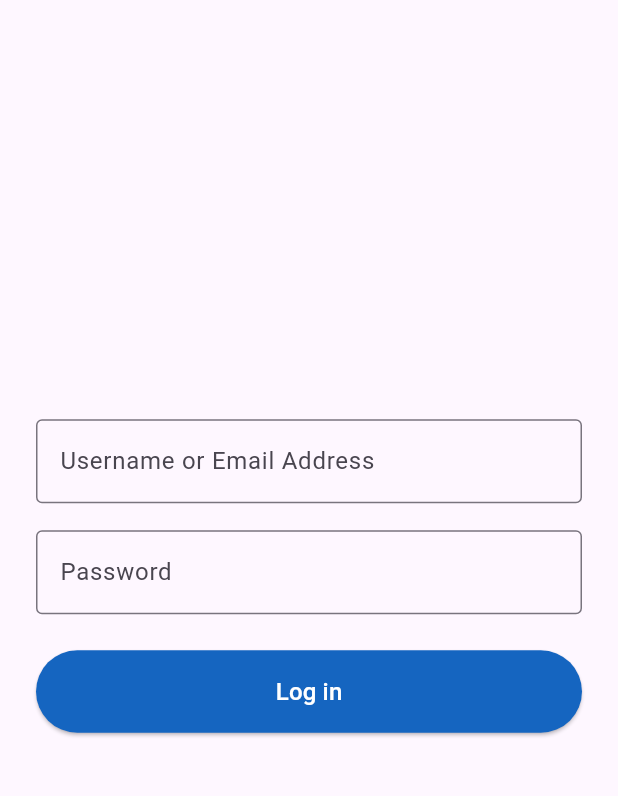
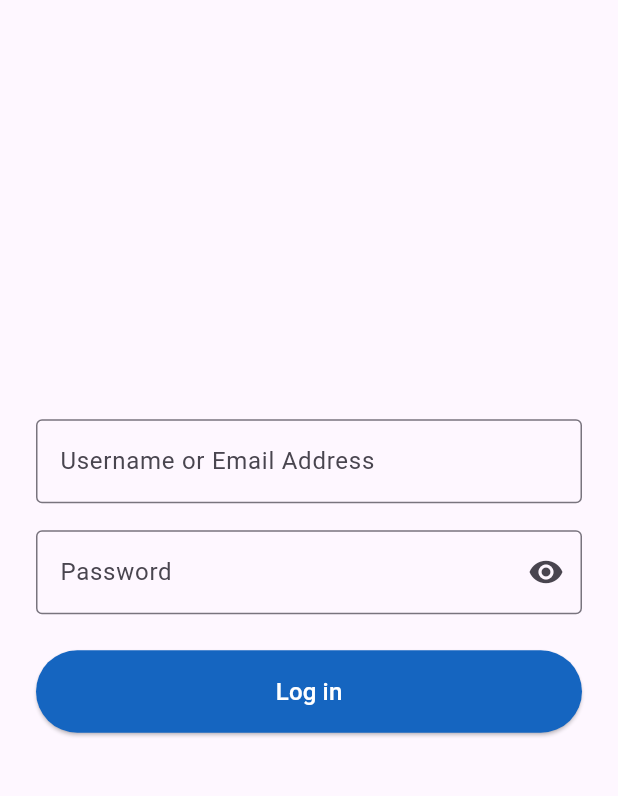
Before and after one commit to leo-mack/SuperviseMe, a Flutter app: the screen it shows after launch, after a tap on "Create Account", after a tap on "Already registered?", on a phone screen of 412 x 824 dp, the part 84-880 px from its top. Run offline on Flutter 3.47's test engine with Material 3 defaults, Android fonts, the phone set to English and light mode, and no system bars.

Commit message:
removed some authentication methods and tweaked some things to get tests working. added lots of tests and a couple test files

```diff
--- /dev/null
+++ b/lib/models/user_account.dart
@@ -0,0 +1,13 @@
+class UserAccount {
+  final String username;
+  final String email;
+  final String password;
+  final String role;
+
+  const UserAccount({
+    required this.username,
+    required this.email,
+    required this.password,
+    required this.role,
+  });
+}
--- a/lib/pages/login_page.dart
+++ b/lib/pages/login_page.dart
@@ -1,4 +1,7 @@
 import 'package:flutter/material.dart';
+
+import '../models/user_account.dart';
+import '../services/authentication_service.dart';
 import 'main_page.dart';
 import 'registered_login_page.dart';
 
@@ -10,12 +13,20 @@ class LoginPage extends StatefulWidget {
 }
 
 class _LoginPageState extends State<LoginPage> {
-  final TextEditingController usernameController = TextEditingController();
-  final TextEditingController emailController = TextEditingController();
-  final TextEditingController passwordController = TextEditingController();
+  final TextEditingController usernameController =
+      TextEditingController();
+
+  final TextEditingController emailController =
+      TextEditingController();
+
+  final TextEditingController passwordController =
+      TextEditingController();
 
   String? selectedRole;
   List<String> errorMessages = [];
+
+  bool passwordIsHidden = true;
+  bool isSubmitting = false;
 
   @override
   void dispose() {
@@ -26,70 +37,54 @@ class _LoginPageState extends State<LoginPage> {
   }
 
   void createAccount() {
-    final String username = usernameController.text.trim();
-    final String email = emailController.text.trim();
-    final String password = passwordController.text;
-
-    final List<String> newErrors = [];
-
-    if (username.isEmpty) {
-      newErrors.add('Username cannot be empty.');
-    }
-
-    if (email.isEmpty) {
-      newErrors.add('Email address cannot be empty.');
-    } else if (!email.toLowerCase().endsWith('@gmail.com')) {
-      newErrors.add('Email address must end with @gmail.com.');
-    }
-
-    if (password.isEmpty) {
-      newErrors.add('Password cannot be empty.');
-    } else {
-      if (password.length < 8) {
-        newErrors.add(
-          'Password must be at least 8 characters long.',
-        );
-      }
-
-      if (!RegExp(r'[0-9]').hasMatch(password)) {
-        newErrors.add(
-          'Password must contain at least one digit.',
-        );
-      }
-
-      if (!RegExp(r'[!@#$%^&*(),.?":{}|<>]').hasMatch(password)) {
-        newErrors.add(
-          'Password must contain at least one special character.',
-        );
-      }
-    }
-
-    if (selectedRole == null) {
-      newErrors.add('Please select Student or Teacher.');
+    if (isSubmitting) {
+      return;
     }
 
     setState(() {
-      errorMessages = newErrors;
+      isSubmitting = true;
+      errorMessages = [];
     });
 
-    if (newErrors.isEmpty) {
+    final AuthenticationResult result =
+        AuthenticationService.instance.register(
+      username: usernameController.text,
+      email: emailController.text,
+      password: passwordController.text,
+      role: selectedRole,
+    );
+
+    if (!result.success) {
+      setState(() {
+        errorMessages = result.errors;
+        isSubmitting = false;
+      });
+
+      return;
+    }
+
+    final UserAccount account = result.user!;
+
     Navigator.pushReplacement(
       context,
       MaterialPageRoute(
-    builder: (context) => MainPage(
-      username: username,
-      role: selectedRole!,
-    ),
+        builder: (BuildContext context) {
+          return MainPage(
+            username: account.username,
+            role: account.role,
+          );
+        },
       ),
     );
-    }
   }
 
   void openRegisteredLoginPage() {
     Navigator.push(
       context,
       MaterialPageRoute(
-        builder: (context) => const RegisteredLoginPage(),
+        builder: (BuildContext context) {
+          return const RegisteredLoginPage();
+        },
       ),
     );
   }
@@ -111,13 +106,19 @@ class _LoginPageState extends State<LoginPage> {
       body: Center(
         child: SingleChildScrollView(
           padding: const EdgeInsets.all(24),
-          child: SizedBox(
-            width: 400,
+          child: ConstrainedBox(
+            constraints: const BoxConstraints(
+              maxWidth: 400,
+            ),
             child: Column(
               crossAxisAlignment: CrossAxisAlignment.start,
               children: [
                 TextField(
+                  key: const ValueKey(
+                    'registrationUsernameField',
+                  ),
                   controller: usernameController,
+                  textInputAction: TextInputAction.next,
                   decoration: const InputDecoration(
                     hintText: 'Create Username',
                     border: OutlineInputBorder(),
@@ -127,8 +128,12 @@ class _LoginPageState extends State<LoginPage> {
                 const SizedBox(height: 18),
 
                 TextField(
+                  key: const ValueKey(
+                    'registrationEmailField',
+                  ),
                   controller: emailController,
                   keyboardType: TextInputType.emailAddress,
+                  textInputAction: TextInputAction.next,
                   decoration: const InputDecoration(
                     hintText: 'Enter Email Address',
                     border: OutlineInputBorder(),
@@ -138,11 +143,35 @@ class _LoginPageState extends State<LoginPage> {
                 const SizedBox(height: 18),
 
                 TextField(
+                  key: const ValueKey(
+                    'registrationPasswordField',
+                  ),
                   controller: passwordController,
-                  obscureText: true,
-                  decoration: const InputDecoration(
+                  obscureText: passwordIsHidden,
+                  onSubmitted: (_) {
+                    createAccount();
+                  },
+                  decoration: InputDecoration(
                     hintText: 'Create Password',
-                    border: OutlineInputBorder(),
+                    border: const OutlineInputBorder(),
+                    suffixIcon: IconButton(
+                      key: const ValueKey(
+                        'registrationPasswordVisibilityButton',
+                      ),
+                      tooltip: passwordIsHidden
+                          ? 'Show password'
+                          : 'Hide password',
+                      onPressed: () {
+                        setState(() {
+                          passwordIsHidden = !passwordIsHidden;
+                        });
+                      },
+                      icon: Icon(
+                        passwordIsHidden
+                            ? Icons.visibility
+                            : Icons.visibility_off,
+                      ),
+                    ),
                   ),
                 ),
 
@@ -158,8 +187,15 @@ class _LoginPageState extends State<LoginPage> {
                 const SizedBox(height: 8),
 
                 DropdownButtonFormField<String>(
+                  key: const ValueKey(
+                    'registrationRoleDropdown',
+                  ),
                   initialValue: selectedRole,
-                  hint: const Text('Choose Student or Teacher'),
+                  isExpanded: true,
+                  hint: const Text(
+                    'Choose Student or Teacher',
+                    overflow: TextOverflow.ellipsis,
+                  ),
                   decoration: const InputDecoration(
                     border: OutlineInputBorder(),
                   ),
@@ -185,7 +221,12 @@ class _LoginPageState extends State<LoginPage> {
                 SizedBox(
                   width: double.infinity,
                   child: ElevatedButton(
-                    onPressed: createAccount,
+                    key: const ValueKey(
+                      'createAccountButton',
+                    ),
+                    onPressed: isSubmitting
+                        ? null
+                        : createAccount,
                     style: ElevatedButton.styleFrom(
                       backgroundColor: const Color(0xFF1565C0),
                       foregroundColor: Colors.white,
@@ -193,9 +234,11 @@ class _LoginPageState extends State<LoginPage> {
                         vertical: 16,
                       ),
                     ),
-                    child: const Text(
-                      'Create Account',
-                      style: TextStyle(
+                    child: Text(
+                      isSubmitting
+                          ? 'Creating Account...'
+                          : 'Create Account',
+                      style: const TextStyle(
                         fontSize: 16,
                       ),
                     ),
@@ -205,6 +248,9 @@ class _LoginPageState extends State<LoginPage> {
                 Align(
                   alignment: Alignment.centerRight,
                   child: TextButton(
+                    key: const ValueKey(
+                      'alreadyRegisteredButton',
+                    ),
                     onPressed: openRegisteredLoginPage,
                     child: const Text(
                       'Already registered?',
@@ -217,9 +263,28 @@ class _LoginPageState extends State<LoginPage> {
 
                 if (errorMessages.isNotEmpty) ...[
                   const SizedBox(height: 8),
+
+                  Container(
+                    key: const ValueKey(
+                      'registrationErrorContainer',
+                    ),
+                    width: double.infinity,
+                    padding: const EdgeInsets.all(12),
+                    decoration: BoxDecoration(
+                      color: Colors.red.shade50,
+                      border: Border.all(
+                        color: Colors.red,
+                      ),
+                      borderRadius: BorderRadius.circular(8),
+                    ),
+                    child: Column(
+                      crossAxisAlignment: CrossAxisAlignment.start,
+                      children: [
                         for (final String message in errorMessages)
                           Padding(
-                      padding: const EdgeInsets.only(bottom: 5),
+                            padding: const EdgeInsets.only(
+                              bottom: 5,
+                            ),
                             child: Text(
                               message,
                               style: const TextStyle(
@@ -227,6 +292,9 @@ class _LoginPageState extends State<LoginPage> {
                                 fontSize: 14,
                                 fontWeight: FontWeight.w500,
                               ),
+                            ),
+                          ),
+                      ],
                     ),
                   ),
                 ],
--- a/lib/pages/registered_login_page.dart
+++ b/lib/pages/registered_login_page.dart
@@ -1,4 +1,7 @@
 import 'package:flutter/material.dart';
+
+import '../models/user_account.dart';
+import '../services/authentication_service.dart';
 import 'main_page.dart';
 
 class RegisteredLoginPage extends StatefulWidget {
@@ -9,14 +12,19 @@ class RegisteredLoginPage extends StatefulWidget {
       _RegisteredLoginPageState();
 }
 
-class _RegisteredLoginPageState extends State<RegisteredLoginPage> {
-  final TextEditingController usernameOrEmailController =
+class _RegisteredLoginPageState
+    extends State<RegisteredLoginPage> {
+  final TextEditingController
+      usernameOrEmailController =
       TextEditingController();
 
   final TextEditingController passwordController =
       TextEditingController();
 
-  String errorMessage = '';
+  List<String> errorMessages = [];
+
+  bool passwordIsHidden = true;
+  bool isSubmitting = false;
 
   @override
   void dispose() {
@@ -26,48 +34,42 @@ class _RegisteredLoginPageState extends State<RegisteredLoginPage> {
   }
 
   void logIn() {
-    final String usernameOrEmail =
-        usernameOrEmailController.text.trim();
+    if (isSubmitting) {
+      return;
+    }
 
-    final String password = passwordController.text;
+    setState(() {
+      isSubmitting = true;
+      errorMessages = [];
+    });
 
-    if (usernameOrEmail.isEmpty && password.isEmpty) {
+    final AuthenticationResult result =
+        AuthenticationService.instance.login(
+      usernameOrEmail:
+          usernameOrEmailController.text,
+      password: passwordController.text,
+    );
+
+    if (!result.success) {
       setState(() {
-        errorMessage =
-            'Please enter your username or email address and password.';
+        errorMessages = result.errors;
+        isSubmitting = false;
       });
 
       return;
     }
 
-    if (usernameOrEmail.isEmpty) {
-      setState(() {
-        errorMessage =
-            'Please enter your username or email address.';
-      });
-
-      return;
-    }
-
-    if (password.isEmpty) {
-      setState(() {
-        errorMessage = 'Please enter your password.';
-      });
-
-      return;
-    }
-
-    setState(() {
-      errorMessage = '';
-    });
+    final UserAccount account = result.user!;
 
     Navigator.pushReplacement(
       context,
       MaterialPageRoute(
-    builder: (context) => MainPage(
-      username: usernameOrEmail,
-      role: 'Student',
-    ),
+        builder: (BuildContext context) {
+          return MainPage(
+            username: account.username,
+            role: account.role,
+          );
+        },
       ),
     );
   }
@@ -76,7 +78,8 @@ class _RegisteredLoginPageState extends State<RegisteredLoginPage> {
   Widget build(BuildContext context) {
     return Scaffold(
       appBar: AppBar(
-        backgroundColor: const Color(0xFF1565C0),
+        backgroundColor:
+            const Color(0xFF1565C0),
         foregroundColor: Colors.white,
         centerTitle: true,
         title: const Text(
@@ -92,11 +95,21 @@ class _RegisteredLoginPageState extends State<RegisteredLoginPage> {
           child: SizedBox(
             width: 400,
             child: Column(
+              crossAxisAlignment:
+                  CrossAxisAlignment.start,
               children: [
                 TextField(
-                  controller: usernameOrEmailController,
-                  decoration: const InputDecoration(
-                    hintText: 'Username or Email Address',
+                  key: const ValueKey(
+                    'loginIdentifierField',
+                  ),
+                  controller:
+                      usernameOrEmailController,
+                  textInputAction:
+                      TextInputAction.next,
+                  decoration:
+                      const InputDecoration(
+                    hintText:
+                        'Username or Email Address',
                     border: OutlineInputBorder(),
                   ),
                 ),
@@ -104,11 +117,37 @@ class _RegisteredLoginPageState extends State<RegisteredLoginPage> {
                 const SizedBox(height: 18),
 
                 TextField(
+                  key: const ValueKey(
+                    'loginPasswordField',
+                  ),
                   controller: passwordController,
-                  obscureText: true,
-                  decoration: const InputDecoration(
+                  obscureText: passwordIsHidden,
+                  onSubmitted: (_) {
+                    logIn();
+                  },
+                  decoration: InputDecoration(
                     hintText: 'Password',
-                    border: OutlineInputBorder(),
+                    border:
+                        const OutlineInputBorder(),
+                    suffixIcon: IconButton(
+                      key: const ValueKey(
+                        'loginPasswordVisibilityButton',
+                      ),
+                      tooltip: passwordIsHidden
+                          ? 'Show password'
+                          : 'Hide password',
+                      onPressed: () {
+                        setState(() {
+                          passwordIsHidden =
+                              !passwordIsHidden;
+                        });
+                      },
+                      icon: Icon(
+                        passwordIsHidden
+                            ? Icons.visibility
+                            : Icons.visibility_off,
+                      ),
+                    ),
                   ),
                 ),
 
@@ -117,34 +156,72 @@ class _RegisteredLoginPageState extends State<RegisteredLoginPage> {
                 SizedBox(
                   width: double.infinity,
                   child: ElevatedButton(
-                    onPressed: logIn,
-                    style: ElevatedButton.styleFrom(
-                      backgroundColor: const Color(0xFF1565C0),
-                      foregroundColor: Colors.white,
-                      padding: const EdgeInsets.symmetric(
+                    key: const ValueKey(
+                      'loginButton',
+                    ),
+                    onPressed:
+                        isSubmitting ? null : logIn,
+                    style:
+                        ElevatedButton.styleFrom(
+                      backgroundColor:
+                          const Color(0xFF1565C0),
+                      foregroundColor:
+                          Colors.white,
+                      padding:
+                          const EdgeInsets.symmetric(
                         vertical: 16,
                       ),
                     ),
-                    child: const Text(
-                      'Log in',
-                      style: TextStyle(
-                        fontSize: 16,
-                      ),
+                    child: Text(
+                      isSubmitting
+                          ? 'Logging in...'
+                          : 'Log in',
+                      style:
+                          const TextStyle(fontSize: 16),
                     ),
                   ),
                 ),
 
-                if (errorMessage.isNotEmpty) ...[
+                if (errorMessages.isNotEmpty) ...[
                   const SizedBox(height: 16),
-                  Align(
-                    alignment: Alignment.centerLeft,
+
+                  Container(
+                    key: const ValueKey(
+                      'loginErrorContainer',
+                    ),
+                    width: double.infinity,
+                    padding:
+                        const EdgeInsets.all(12),
+                    decoration: BoxDecoration(
+                      color: Colors.red.shade50,
+                      border:
+                          Border.all(color: Colors.red),
+                      borderRadius:
+                          BorderRadius.circular(8),
+                    ),
+                    child: Column(
+                      crossAxisAlignment:
+                          CrossAxisAlignment.start,
+                      children: [
+                        for (final String message
+                            in errorMessages)
+                          Padding(
+                            padding:
+                                const EdgeInsets.only(
+                              bottom: 5,
+                            ),
                             child: Text(
-                      errorMessage,
-                      style: const TextStyle(
+                              message,
+                              style:
+                                  const TextStyle(
                                 color: Colors.red,
                                 fontSize: 14,
-                        fontWeight: FontWeight.w500,
+                                fontWeight:
+                                    FontWeight.w500,
                               ),
+                            ),
+                          ),
+                      ],
                     ),
                   ),
                 ],
--- /dev/null
+++ b/lib/services/authentication_service.dart
@@ -0,0 +1,226 @@
+import '../models/user_account.dart';
+
+class AuthenticationResult {
+  final bool success;
+  final UserAccount? user;
+  final List<String> errors;
+
+  const AuthenticationResult({
+    required this.success,
+    this.user,
+    this.errors = const [],
+  });
+}
+
+class AuthenticationService {
+  AuthenticationService._();
+
+  static final AuthenticationService instance =
+      AuthenticationService._();
+
+  final List<UserAccount> _accounts = [];
+
+  List<UserAccount> get accounts =>
+      List<UserAccount>.unmodifiable(_accounts);
+
+  AuthenticationResult register({
+    required String username,
+    required String email,
+    required String password,
+    required String? role,
+  }) {
+    final String cleanedUsername = username.trim();
+    final String cleanedEmail = email.trim().toLowerCase();
+
+    final List<String> errors = [];
+
+    if (cleanedUsername.isEmpty) {
+      errors.add('Username cannot be empty.');
+    } else {
+      if (cleanedUsername.length < 3) {
+        errors.add(
+          'Username must be at least 3 characters long.',
+        );
+      }
+
+      if (cleanedUsername.length > 20) {
+        errors.add(
+          'Username cannot be longer than 20 characters.',
+        );
+      }
+
+      if (!RegExp(r'^[A-Za-z0-9_]+$')
+          .hasMatch(cleanedUsername)) {
+        errors.add(
+          'Username can only contain letters, digits and underscores.',
+        );
+      }
+    }
+
+    if (cleanedEmail.isEmpty) {
+      errors.add('Email address cannot be empty.');
+    } else {
+      final bool validGmailAddress = RegExp(
+        r'^[A-Za-z0-9._%+-]+@gmail\.com$',
+        caseSensitive: false,
+      ).hasMatch(cleanedEmail);
+
+      if (!validGmailAddress) {
+        errors.add(
+          'Enter a valid email address ending with @gmail.com.',
+        );
+      }
+    }
+
+    if (password.isEmpty) {
+      errors.add('Password cannot be empty.');
+    } else {
+      if (password.length < 8) {
+        errors.add(
+          'Password must be at least 8 characters long.',
+        );
+      }
+
+      if (!RegExp(r'[A-Z]').hasMatch(password)) {
+        errors.add(
+          'Password must contain at least one uppercase letter.',
+        );
+      }
+
+      if (!RegExp(r'[a-z]').hasMatch(password)) {
+        errors.add(
+          'Password must contain at least one lowercase letter.',
+        );
+      }
+
+      if (!RegExp(r'[0-9]').hasMatch(password)) {
+        errors.add(
+          'Password must contain at least one digit.',
+        );
+      }
+
+      if (!RegExp(r'[!@#$%^&*(),.?":{}|<>]')
+          .hasMatch(password)) {
+        errors.add(
+          'Password must contain at least one special character.',
+        );
+      }
+    }
+
+    if (role != 'Student' && role != 'Teacher') {
+      errors.add('Please select Student or Teacher.');
+    }
+
+    final bool usernameAlreadyExists =
+        _accounts.any((UserAccount account) {
+      return account.username.toLowerCase() ==
+          cleanedUsername.toLowerCase();
+    });
+
+    if (cleanedUsername.isNotEmpty &&
+        usernameAlreadyExists) {
+      errors.add('That username is already registered.');
+    }
+
+    final bool emailAlreadyExists =
+        _accounts.any((UserAccount account) {
+      return account.email.toLowerCase() ==
+          cleanedEmail;
+    });
+
+    if (cleanedEmail.isNotEmpty &&
+        emailAlreadyExists) {
+      errors.add('That email address is already registered.');
+    }
+
+    if (errors.isNotEmpty) {
+      return AuthenticationResult(
+        success: false,
+        errors: errors,
+      );
+    }
+
+    final UserAccount account = UserAccount(
+      username: cleanedUsername,
+      email: cleanedEmail,
+      password: password,
+      role: role!,
+    );
+
+    _accounts.add(account);
+
+    return AuthenticationResult(
+      success: true,
+      user: account,
+    );
+  }
+
+  AuthenticationResult login({
+    required String usernameOrEmail,
+    required String password,
+  }) {
+    final String identifier = usernameOrEmail.trim();
+
+    final List<String> errors = [];
+
+    if (identifier.isEmpty) {
+      errors.add(
+        'Please enter your username or email address.',
+      );
+    }
+
+    if (password.isEmpty) {
+      errors.add('Please enter your password.');
+    }
+
+    if (errors.isNotEmpty) {
+      return AuthenticationResult(
+        success: false,
+        errors: errors,
+      );
+    }
+
+    UserAccount? matchingAccount;
+
+    for (final UserAccount account in _accounts) {
+      final bool usernameMatches =
+          account.username.toLowerCase() ==
+              identifier.toLowerCase();
+
+      final bool emailMatches =
+          account.email.toLowerCase() ==
+              identifier.toLowerCase();
+
+      if (usernameMatches || emailMatches) {
+        matchingAccount = account;
+        break;
+      }
+    }
+
+    if (matchingAccount == null) {
+      return const AuthenticationResult(
+        success: false,
+        errors: [
+          'No account was found with that username or email address.',
+        ],
+      );
+    }
+
+    if (matchingAccount.password != password) {
+      return const AuthenticationResult(
+        success: false,
+        errors: ['The password is incorrect.'],
+      );
+    }
+
+    return AuthenticationResult(
+      success: true,
+      user: matchingAccount,
+    );
+  }
+
+  // Used only by automated tests.
+  void resetForTesting() {
+    _accounts.clear();
+  }
+}
```
Also changed, not shown: 5 other files. Lines whose indentation alone changed are shown as unchanged.
